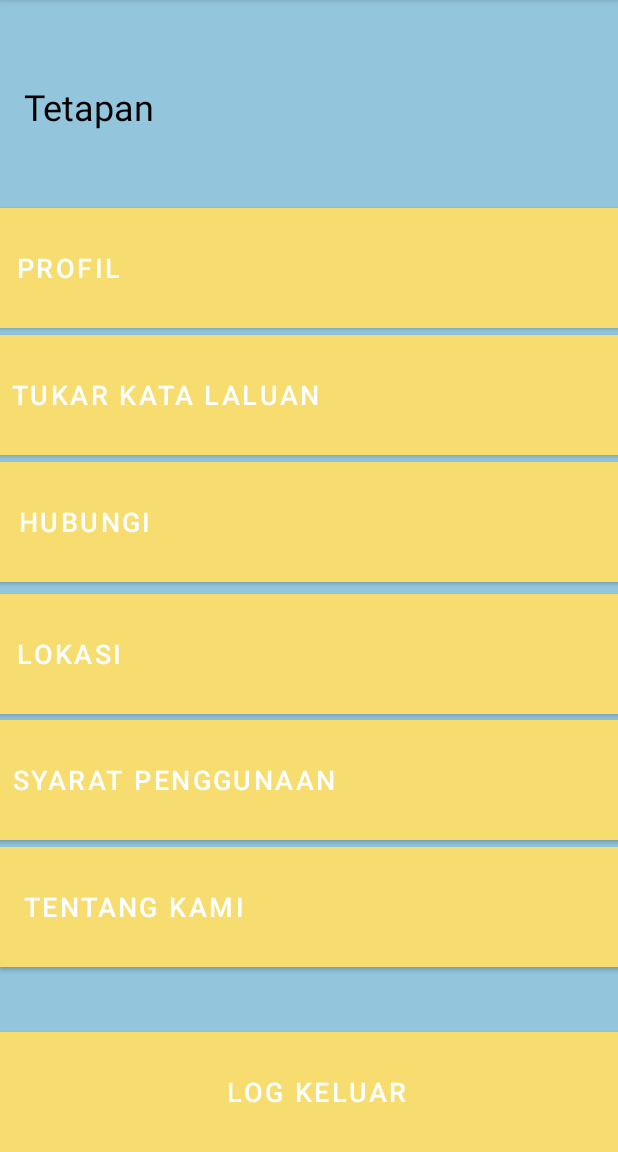
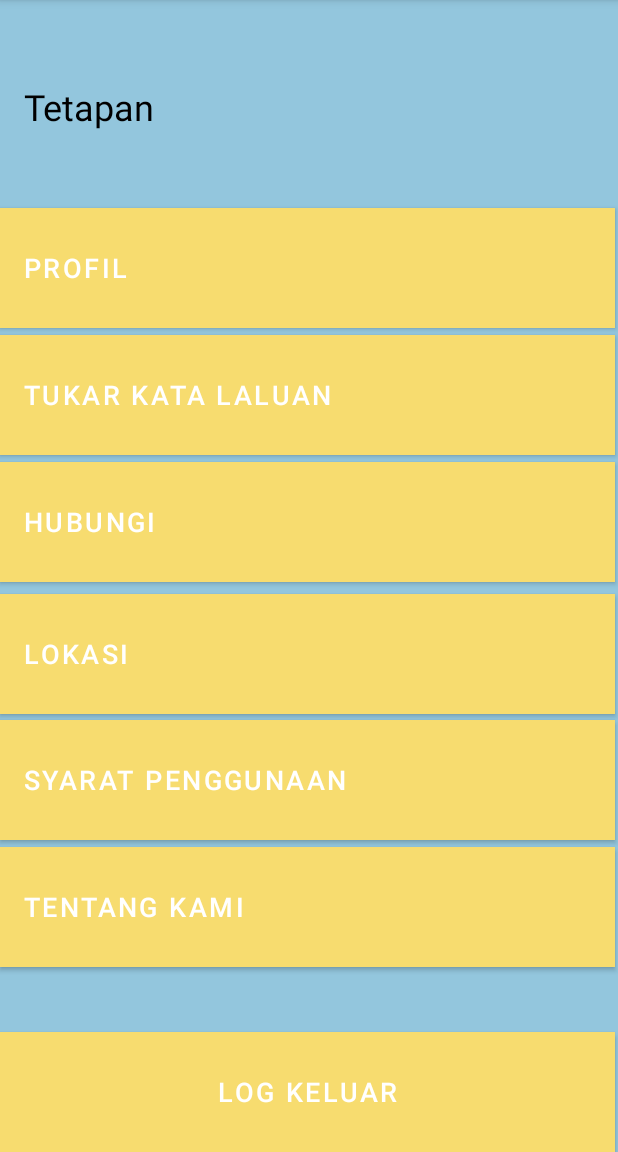
Before and after one commit to Asyknmuhd/InternProject, an Android app: the SettingActivity screen opened directly, with no data from a screen before it, on a phone screen of 412 x 824 dp, the part 84-1236 px from its top. Run offline under Robolectric (Android 15) with nearby library versions, the phone set to English and light mode, and no system bars; our stand-ins replace Firebase (no records; nobody signed in at launch, a user with empty details on screens opened directly).

Commit message:
-buat ui untuk setting -betulkan ui selepas run apps

```diff
--- a/app/src/main/res/layout/activity_main.xml
+++ b/app/src/main/res/layout/activity_main.xml
@@ -28,8 +28,7 @@
         android:id="@+id/btnLogin"
         android:layout_width="300dp"
         android:layout_height="wrap_content"
-        android:background="#FFFFFF"
-        android:backgroundTint="#FFFFFF"
+        android:backgroundTint="#D7FFC107"
         android:text="Log masuk"
         android:textColor="#020202"
         app:layout_constraintBottom_toBottomOf="parent"
--- a/app/src/main/res/layout/activity_second.xml
+++ b/app/src/main/res/layout/activity_second.xml
@@ -10,7 +10,7 @@
         android:id="@+id/textView2"
         android:layout_width="wrap_content"
         android:layout_height="wrap_content"
-        android:text="main "
+        android:text="untuk letak dashboard(unuk nk tahu orang dh \nbooked hari apa)"
         app:layout_constraintBottom_toBottomOf="parent"
         app:layout_constraintEnd_toEndOf="parent"
         app:layout_constraintHorizontal_bias="0.498"
@@ -20,9 +20,11 @@
 
     <Button
         android:id="@+id/btn_continue"
-        android:layout_width="wrap_content"
+        android:layout_width="300dp"
         android:layout_height="wrap_content"
+        android:background="#D7FFC107"
         android:text="TEMPAH DEWAN"
+        app:iconTint="#FFFFFF"
         app:layout_constraintBottom_toBottomOf="parent"
         app:layout_constraintEnd_toEndOf="parent"
         app:layout_constraintStart_toStartOf="parent"
--- a/app/src/main/res/layout/activity_setting.xml
+++ b/app/src/main/res/layout/activity_setting.xml
@@ -24,106 +24,94 @@
 
     <Button
         android:id="@+id/buttonabtus"
-        android:layout_width="422dp"
+        android:layout_width="410dp"
         android:layout_height="80dp"
         android:background="#FFFFFF"
-        android:backgroundTint="#4A86B6"
+        android:backgroundTint="#741282B5"
         android:text="tentang kami"
         android:textAlignment="viewStart"
         android:textSize="18sp"
         app:layout_constraintBottom_toBottomOf="parent"
-        app:layout_constraintEnd_toEndOf="parent"
-        app:layout_constraintHorizontal_bias="0.0"
-        app:layout_constraintStart_toStartOf="parent"
+        app:layout_constraintEnd_toEndOf="@+id/buttonlogout"
         app:layout_constraintTop_toTopOf="parent"
         app:layout_constraintVertical_bias="0.821" />
 
     <Button
         android:id="@+id/buttonhubungi"
-        android:layout_width="422dp"
+        android:layout_width="410dp"
         android:layout_height="80dp"
         android:background="#FFFFFF"
-        android:backgroundTint="#4A86B6"
+        android:backgroundTint="#741282B5"
         android:text="Hubungi"
         android:textAlignment="viewStart"
         android:textSize="18sp"
         app:layout_constraintBottom_toBottomOf="parent"
-        app:layout_constraintEnd_toEndOf="parent"
-        app:layout_constraintHorizontal_bias="0.454"
-        app:layout_constraintStart_toStartOf="parent"
+        app:layout_constraintEnd_toEndOf="@+id/buttonlocation"
         app:layout_constraintTop_toTopOf="parent"
         app:layout_constraintVertical_bias="0.448" />
 
     <Button
         android:id="@+id/buttontukarpass"
-        android:layout_width="422dp"
+        android:layout_width="410dp"
         android:layout_height="80dp"
         android:background="#FDFDFD"
-        android:backgroundTint="#4A86B6"
+        android:backgroundTint="#741282B5"
         android:text="Tukar Kata Laluan"
         android:textAlignment="viewStart"
         android:textSize="18sp"
         app:layout_constraintBottom_toBottomOf="parent"
-        app:layout_constraintEnd_toEndOf="parent"
-        app:layout_constraintHorizontal_bias="0.909"
-        app:layout_constraintStart_toStartOf="parent"
+        app:layout_constraintEnd_toEndOf="@+id/buttonhubungi"
         app:layout_constraintTop_toTopOf="parent"
         app:layout_constraintVertical_bias="0.325" />
 
     <Button
         android:id="@+id/buttonprofil"
-        android:layout_width="422dp"
+        android:layout_width="410dp"
         android:layout_height="80dp"
         android:background="#FDFDFD"
-        android:backgroundTint="#4A86B6"
+        android:backgroundTint="#741282B5"
         android:text="Profil"
         android:textAlignment="viewStart"
         android:textSize="18sp"
         app:layout_constraintBottom_toBottomOf="parent"
-        app:layout_constraintEnd_toEndOf="parent"
-        app:layout_constraintHorizontal_bias="0.545"
-        app:layout_constraintStart_toStartOf="parent"
+        app:layout_constraintEnd_toEndOf="@+id/buttontukarpass"
         app:layout_constraintTop_toTopOf="parent"
         app:layout_constraintVertical_bias="0.202" />
 
     <Button
         android:id="@+id/buttonsyarat"
-        android:layout_width="422dp"
+        android:layout_width="410dp"
         android:layout_height="80dp"
         android:background="#FFFFFF"
-        android:backgroundTint="#4A86B6"
+        android:backgroundTint="#741282B5"
         android:text="Syarat Penggunaan"
         android:textAlignment="viewStart"
         android:textSize="18sp"
         app:layout_constraintBottom_toBottomOf="parent"
-        app:layout_constraintEnd_toEndOf="parent"
-        app:layout_constraintHorizontal_bias="0.818"
-        app:layout_constraintStart_toStartOf="parent"
+        app:layout_constraintEnd_toEndOf="@+id/buttonabtus"
         app:layout_constraintTop_toTopOf="parent"
         app:layout_constraintVertical_bias="0.698" />
 
     <Button
         android:id="@+id/buttonlocation"
-        android:layout_width="422dp"
+        android:layout_width="410dp"
         android:layout_height="80dp"
         android:background="#FFFFFF"
-        android:backgroundTint="#4A86B6"
+        android:backgroundTint="#741282B5"
         android:text="Lokasi"
         android:textAlignment="viewStart"
         android:textSize="18sp"
         app:layout_constraintBottom_toBottomOf="parent"
-        app:layout_constraintEnd_toEndOf="parent"
-        app:layout_constraintHorizontal_bias="0.545"
-        app:layout_constraintStart_toStartOf="parent"
+        app:layout_constraintEnd_toEndOf="@+id/buttonsyarat"
         app:layout_constraintTop_toTopOf="parent"
         app:layout_constraintVertical_bias="0.576" />
 
     <Button
         android:id="@+id/buttonlogout"
-        android:layout_width="422dp"
+        android:layout_width="410dp"
         android:layout_height="80dp"
         android:background="#FDFDFD"
-        android:backgroundTint="#4A86B6"
+        android:backgroundTint="#D7FFC107"
         android:text="Log Keluar"
         android:textAlignment="center"
         android:textSize="18sp"
```
Also changed, not shown: app/src/main/res/layout/activity_forgot_password.xml (+34 -17 lines), app/src/main/res/layout/activity_profile.xml (+7 -2 lines), app/src/main/res/layout/activity_registration.xml (+9 -6 lines), app/src/main/res/layout/activity_update_password.xml (+48 -21 lines), app/src/main/res/layout/activity_update_profile.xml (+7 -5 lines).
